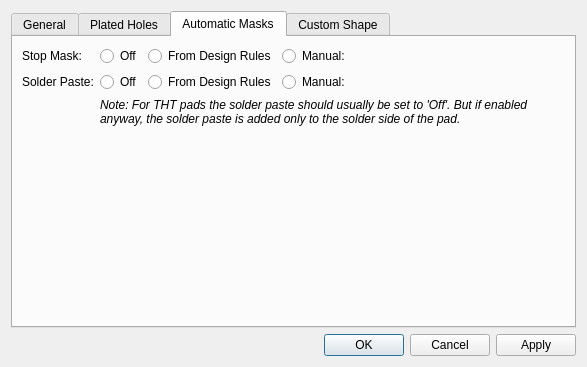
Old version of the form libs/librepcb/editor/library/pkg/footprintpadpropertiesdialog.ui in the repository LibrePCB/LibrePCB.
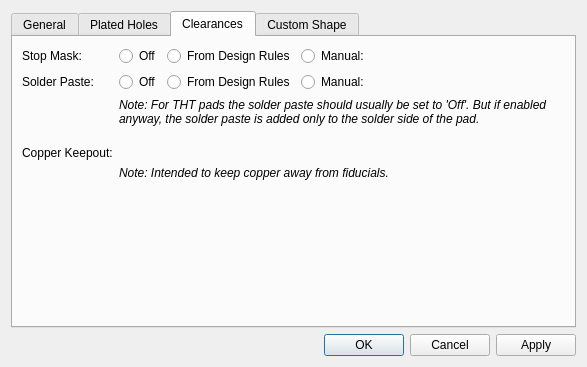
New version of the form. The open tabs and pages were chosen to show the change. Icons and pictures are not drawn. Custom widgets are drawn as their Qt base class.

Commit message: Add copper clearance property to footprint pads

Diff of the .ui file:
```diff
--- a/libs/librepcb/editor/library/pkg/footprintpadpropertiesdialog.ui
+++ b/libs/librepcb/editor/library/pkg/footprintpadpropertiesdialog.ui
@@ -455,7 +455,7 @@
      </widget>
      <widget class="QWidget" name="tabMasks">
       <attribute name="title">
-       <string>Automatic Masks</string>
+       <string>Clearances</string>
       </attribute>
       <layout class="QFormLayout" name="formLayout_2">
        <item row="0" column="0">
@@ -608,6 +608,34 @@
          </property>
         </widget>
        </item>
+       <item row="3" column="0">
+        <widget class="QLabel" name="label_15">
+         <property name="text">
+          <string>Copper Keepout:</string>
+         </property>
+        </widget>
+       </item>
+       <item row="3" column="1">
+        <widget class="librepcb::editor::UnsignedLengthEdit" name="edtCopperClearance" native="true"/>
+       </item>
+       <item row="4" column="1">
+        <widget class="QLabel" name="label_14">
+         <property name="font">
+          <font>
+           <italic>true</italic>
+          </font>
+         </property>
+         <property name="text">
+          <string>Note: Intended to keep copper away from fiducials.</string>
+         </property>
+         <property name="alignment">
+          <set>Qt::AlignLeading|Qt::AlignLeft|Qt::AlignTop</set>
+         </property>
+         <property name="wordWrap">
+          <bool>true</bool>
+         </property>
+        </widget>
+       </item>
       </layout>
      </widget>
      <widget class="QWidget" name="tabCustomShape">
```
Left out of the diff: 6 changed lines with no effect on the pictures. The commit also changes 20 other files.
